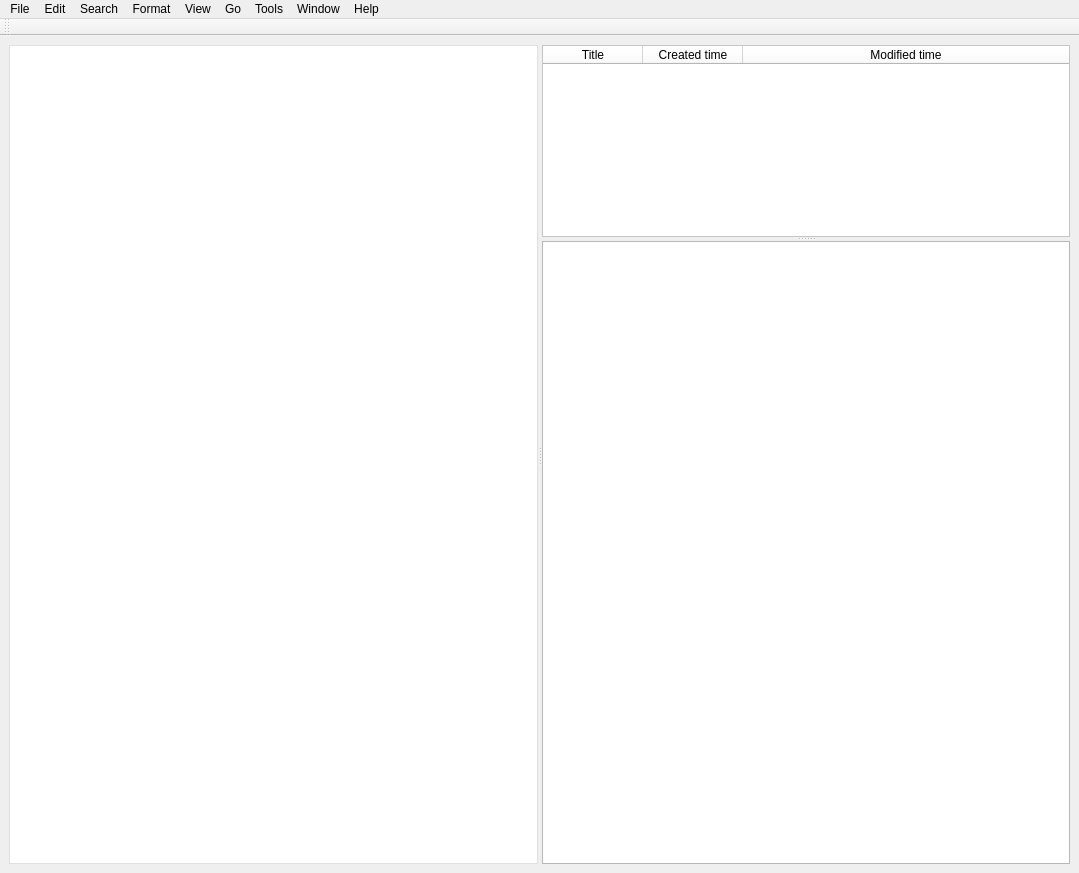
First picture: the form in gui/ui/pyside6-mainwindow.ui, repository NoOneXXX/pyside6-gui, before the edit.
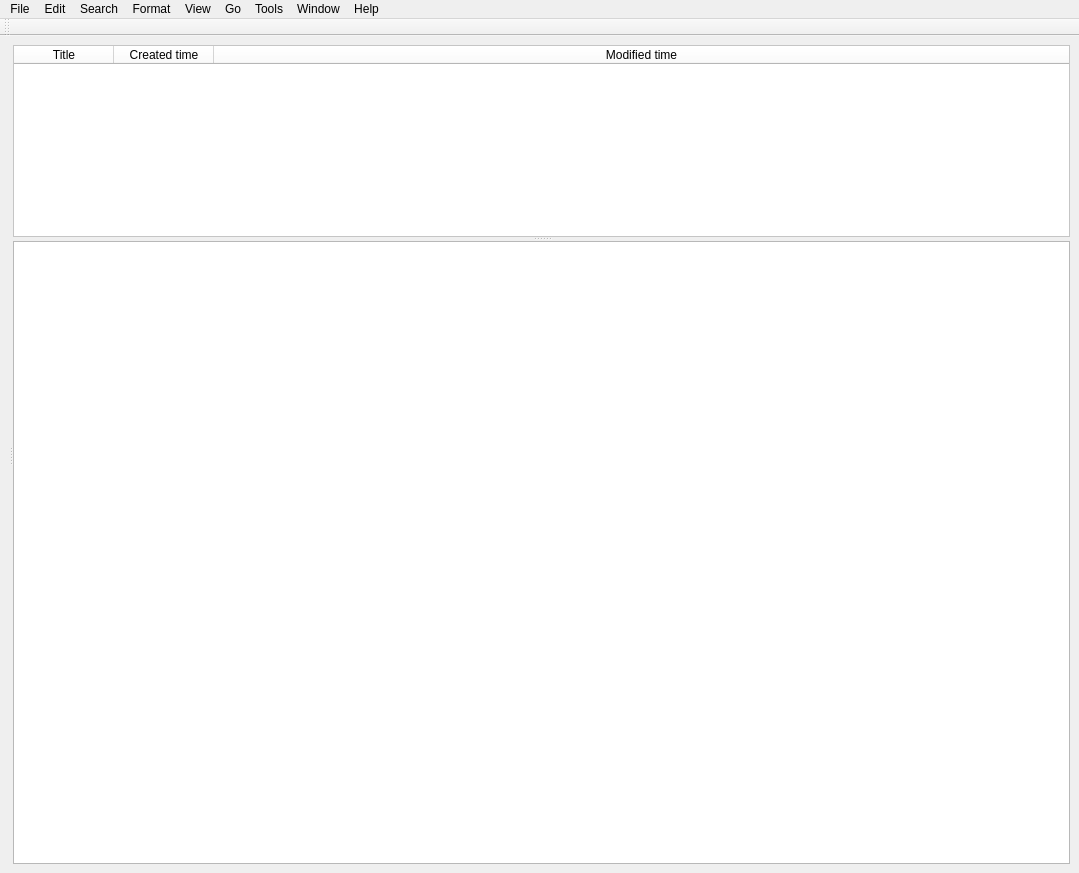
Second picture: the form after the edit.

Patch:
```diff
--- a/gui/ui/pyside6-mainwindow.ui
+++ b/gui/ui/pyside6-mainwindow.ui
@@ -29,20 +29,7 @@
       <!-- Left section widget containing the note list -->
       <widget class="QWidget" name="leftWidget">
        <layout class="QVBoxLayout" name="verticalLayout">
-        <item>
-         <!-- List widget for displaying notes, with dynamic width -->
-         <widget class="QListWidget" name="noteList">
-          <property name="styleSheet">
-           <string notr="true">border: 1px solid #E0E0E0;</string>
-          </property>
-          <property name="sizePolicy">
-           <sizepolicy hsizetype="Expanding" vsizetype="Expanding">
-            <horstretch>0</horstretch>
-            <verstretch>0</verstretch>
-           </sizepolicy>
-          </property>
-         </widget>
-        </item>
+        
        </layout>
       </widget>
       <!-- Right section widget containing the table and content -->
```
